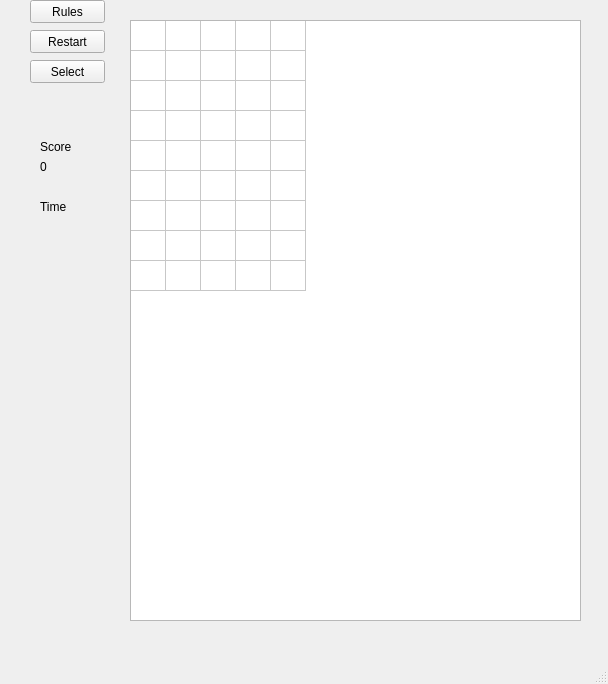
This is Castle_Game/MainWindow.ui in marinaagafonova/OOP-Python as Qt 5 draws it before an edit. The edited form follows.
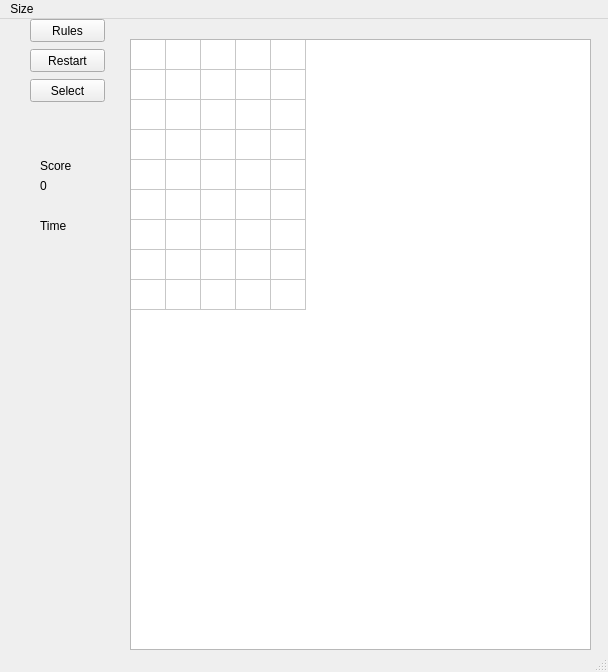
This is the edited form.

Patch:
```diff
--- a/Castle_Game/MainWindow.ui
+++ b/Castle_Game/MainWindow.ui
@@ -7,7 +7,7 @@
     <x>0</x>
     <y>0</y>
     <width>608</width>
-    <height>684</height>
+    <height>672</height>
    </rect>
   </property>
   <property name="windowTitle">
@@ -45,8 +45,8 @@
      <rect>
       <x>130</x>
       <y>20</y>
-      <width>451</width>
-      <height>601</height>
+      <width>461</width>
+      <height>611</height>
      </rect>
     </property>
     <property name="rowCount">
@@ -163,6 +163,14 @@
      <height>21</height>
     </rect>
    </property>
+   <widget class="QMenu" name="menuSettings">
+    <property name="title">
+     <string>Size</string>
+    </property>
+    <addaction name="actionSize"/>
+    <addaction name="actionHeight"/>
+   </widget>
+   <addaction name="menuSettings"/>
   </widget>
   <widget class="QStatusBar" name="statusbar"/>
  </widget>
```
Left out of the diff: 10 changed lines with no effect on the pictures.
